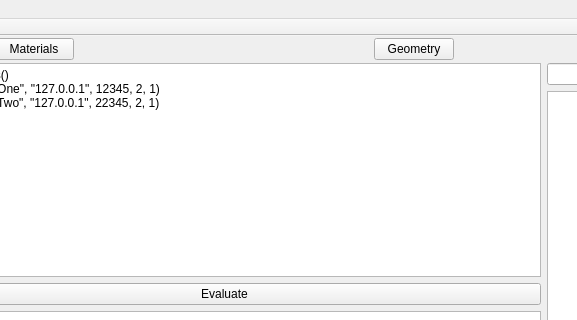
This is ants3bundle/src/ants3/gui/mainwindow.ui in andrmor/ANTS3bundle as Qt 5 draws it before an edit; both pictures show x 94 to 671 and y 0 to 320 of the 843 by 577 pixel window. The edited form follows.
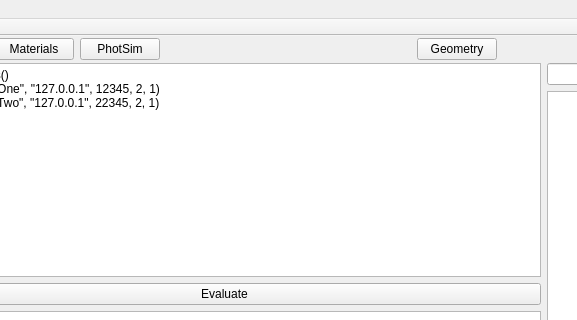
This is the edited form.

Patch:
```diff
--- a/ants3bundle/src/ants3/gui/mainwindow.ui
+++ b/ants3bundle/src/ants3/gui/mainwindow.ui
@@ -46,6 +46,13 @@
         </property>
        </widget>
       </item>
+      <item>
+       <widget class="QPushButton" name="pbPhotSim">
+        <property name="text">
+         <string>PhotSim</string>
+        </property>
+       </widget>
+      </item>
       <item>
        <spacer name="horizontalSpacer_2">
         <property name="orientation">
```
